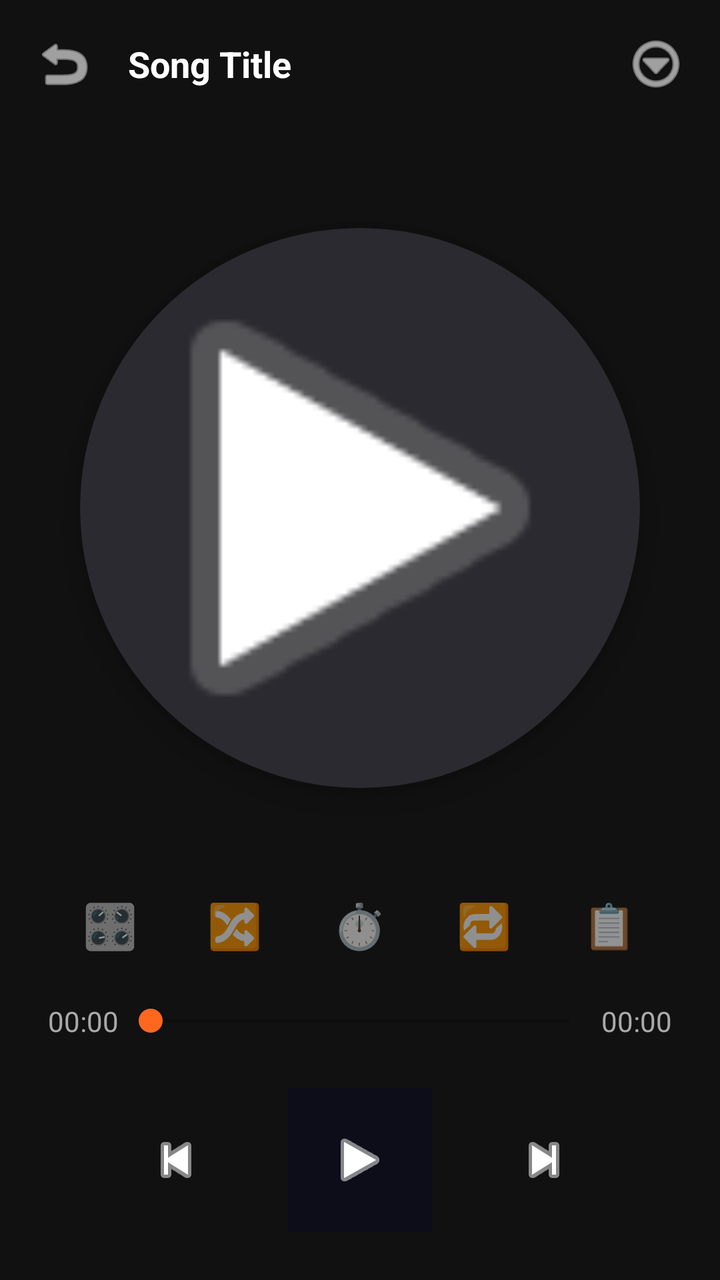
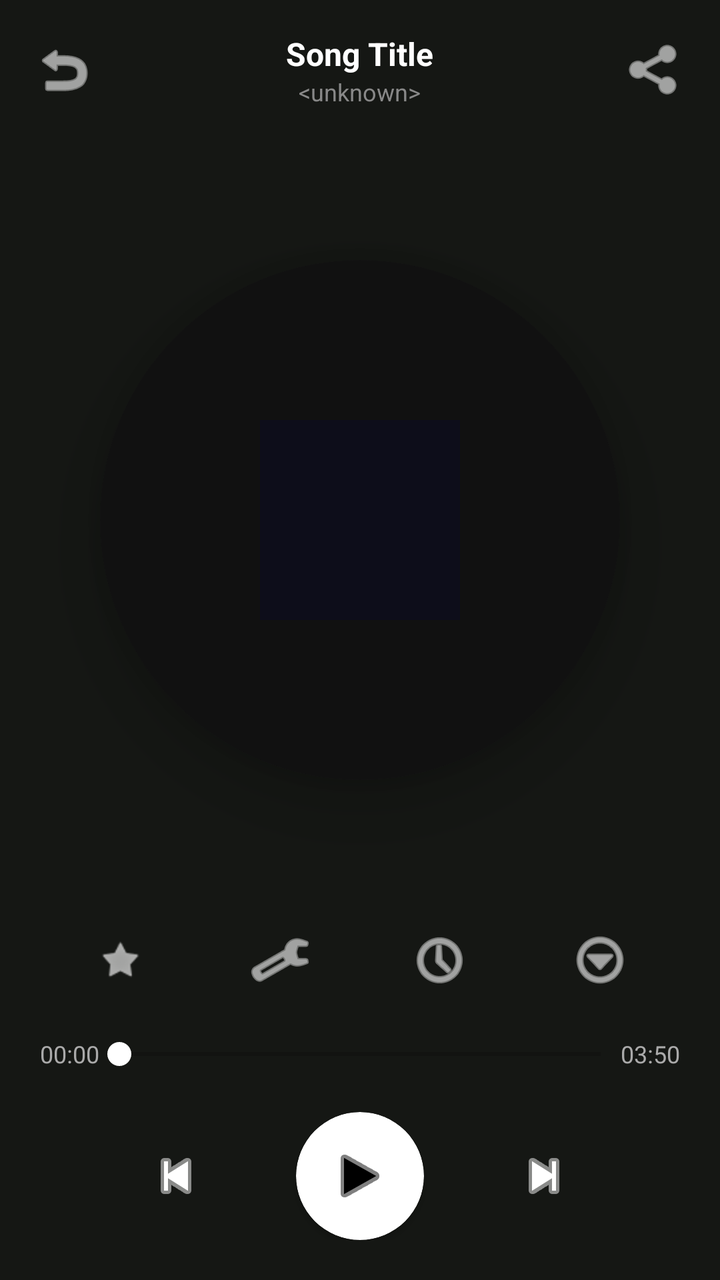

Screens rendered from an Android XML layout before and after an edit, with the pre-edit source and the edit as a unified diff.
<!-- AndroidManifest.xml: application theme Theme.AppCompat.DayNight.NoActionBar -->
<!-- res/layout/activity_audio_player.xml -->
<?xml version="1.0" encoding="utf-8"?>
<RelativeLayout xmlns:android="http://schemas.android.com/apk/res/android"
    xmlns:app="http://schemas.android.com/apk/res-auto"
    android:layout_width="match_parent"
    android:layout_height="match_parent"
    android:background="#111111">

    <LinearLayout
        android:id="@+id/topBarAudio"
        android:layout_width="match_parent"
        android:layout_height="wrap_content"
        android:orientation="horizontal"
        android:padding="16dp"
        android:gravity="center_vertical">
        <ImageButton android:id="@+id/btnBackAudio" android:layout_width="32dp" android:layout_height="32dp" android:background="?attr/selectableItemBackgroundBorderless" android:src="@android:drawable/ic_menu_revert" app:tint="#FFFFFF"/>
        <TextView android:id="@+id/tvAudioTitle" android:layout_width="0dp" android:layout_weight="1" android:layout_height="wrap_content" android:layout_marginStart="16dp" android:text="Song Title" android:textColor="#FFFFFF" android:textSize="18sp" android:textStyle="bold" android:singleLine="true" android:ellipsize="marquee" android:marqueeRepeatLimit="marquee_forever"/>
        <ImageButton android:id="@+id/btnAudioSettings" android:layout_width="32dp" android:layout_height="32dp" android:background="?attr/selectableItemBackgroundBorderless" android:src="@android:drawable/ic_menu_more" app:tint="#FFFFFF"/>
    </LinearLayout>

    <androidx.cardview.widget.CardView
        android:id="@+id/cardAlbumArt"
        android:layout_width="280dp"
        android:layout_height="280dp"
        android:layout_below="@id/topBarAudio"
        android:layout_centerHorizontal="true"
        android:layout_marginTop="50dp"
        app:cardCornerRadius="140dp"
        app:cardBackgroundColor="#2A2A30"
        app:cardElevation="10dp">
        <ImageView android:id="@+id/imgAlbumArt" android:layout_width="match_parent" android:layout_height="match_parent" android:scaleType="centerCrop" android:src="@android:drawable/ic_media_play"/>
    </androidx.cardview.widget.CardView>

    <LinearLayout
        android:layout_width="match_parent"
        android:layout_height="wrap_content"
        android:layout_alignParentBottom="true"
        android:orientation="vertical"
        android:padding="24dp">
        <LinearLayout android:layout_width="match_parent" android:layout_height="wrap_content" android:orientation="horizontal" android:weightSum="5" android:layout_marginBottom="24dp">
            <TextView android:id="@+id/btnEqAudio" android:layout_width="0dp" android:layout_weight="1" android:layout_height="wrap_content" android:text="🎛️" android:textSize="22sp" android:gravity="center"/>
            <TextView android:id="@+id/btnShuffleAudio" android:layout_width="0dp" android:layout_weight="1" android:layout_height="wrap_content" android:text="🔀" android:textSize="22sp" android:gravity="center"/>
            <TextView android:id="@+id/btnTimerAudio" android:layout_width="0dp" android:layout_weight="1" android:layout_height="wrap_content" android:text="⏱️" android:textSize="22sp" android:gravity="center"/>
            <TextView android:id="@+id/btnRepeatAudio" android:layout_width="0dp" android:layout_weight="1" android:layout_height="wrap_content" android:text="🔁" android:textSize="22sp" android:gravity="center"/>
            <TextView android:id="@+id/btnPlaylistAudio" android:layout_width="0dp" android:layout_weight="1" android:layout_height="wrap_content" android:text="📋" android:textSize="22sp" android:gravity="center"/>
        </LinearLayout>
        <LinearLayout android:layout_width="match_parent" android:layout_height="wrap_content" android:orientation="horizontal" android:gravity="center_vertical" android:layout_marginBottom="16dp">
            <TextView android:id="@+id/tvAudioCurrent" android:layout_width="wrap_content" android:layout_height="wrap_content" android:text="00:00" android:textColor="#AAAAAA"/>
            <SeekBar android:id="@+id/seekAudio" android:layout_width="0dp" android:layout_weight="1" android:layout_height="wrap_content" android:progressTint="#FF671F" android:thumbTint="#FF671F"/>
            <TextView android:id="@+id/tvAudioTotal" android:layout_width="wrap_content" android:layout_height="wrap_content" android:text="00:00" android:textColor="#AAAAAA"/>
        </LinearLayout>
        <LinearLayout android:layout_width="match_parent" android:layout_height="wrap_content" android:orientation="horizontal" android:gravity="center" android:layout_marginTop="8dp">
            <ImageButton android:id="@+id/btnAudioPrev" android:layout_width="48dp" android:layout_height="48dp" android:background="?attr/selectableItemBackgroundBorderless" android:src="@android:drawable/ic_media_previous" app:tint="#FFFFFF" android:layout_marginEnd="32dp"/>
            <ImageButton android:id="@+id/btnAudioPlayPause" android:layout_width="72dp" android:layout_height="72dp" android:background="@drawable/ic_launcher_background" android:src="@android:drawable/ic_media_play" app:tint="#FFFFFF"/>
            <ImageButton android:id="@+id/btnAudioNext" android:layout_width="48dp" android:layout_height="48dp" android:background="?attr/selectableItemBackgroundBorderless" android:src="@android:drawable/ic_media_next" app:tint="#FFFFFF" android:layout_marginStart="32dp"/>
        </LinearLayout>
    </LinearLayout>
</RelativeLayout>
<!-- resources referenced by this layout -->
<resources>
  <!-- drawable ic_launcher_background (drawable) -->
  <?xml version="1.0" encoding="utf-8"?>
  <vector xmlns:android="http://schemas.android.com/apk/res/android"
      android:width="108dp"
      android:height="108dp"
      android:viewportWidth="108"
      android:viewportHeight="108">
      <path android:pathData="M0,0h108v108h-108z" android:fillColor="#0D0D1A" />
  </vector>
</resources>

<!-- the commit's change to res/layout/activity_audio_player.xml (unified diff, before → after) -->
@@ -3,55 +3,214 @@
     xmlns:app="http://schemas.android.com/apk/res-auto"
     android:layout_width="match_parent"
     android:layout_height="match_parent"
-    android:background="#111111">
-
+    android:background="#151714">
+
+    
     <LinearLayout
         android:id="@+id/topBarAudio"
         android:layout_width="match_parent"
         android:layout_height="wrap_content"
+        android:gravity="center_vertical"
         android:orientation="horizontal"
-        android:padding="16dp"
-        android:gravity="center_vertical">
-        <ImageButton android:id="@+id/btnBackAudio" android:layout_width="32dp" android:layout_height="32dp" android:background="?attr/selectableItemBackgroundBorderless" android:src="@android:drawable/ic_menu_revert" app:tint="#FFFFFF"/>
-        <TextView android:id="@+id/tvAudioTitle" android:layout_width="0dp" android:layout_weight="1" android:layout_height="wrap_content" android:layout_marginStart="16dp" android:text="Song Title" android:textColor="#FFFFFF" android:textSize="18sp" android:textStyle="bold" android:singleLine="true" android:ellipsize="marquee" android:marqueeRepeatLimit="marquee_forever"/>
-        <ImageButton android:id="@+id/btnAudioSettings" android:layout_width="32dp" android:layout_height="32dp" android:background="?attr/selectableItemBackgroundBorderless" android:src="@android:drawable/ic_menu_more" app:tint="#FFFFFF"/>
+        android:padding="16dp">
+
+        <ImageButton
+            android:id="@+id/btnBackAudio"
+            android:layout_width="32dp"
+            android:layout_height="32dp"
+            android:background="?attr/selectableItemBackgroundBorderless"
+            android:src="@android:drawable/ic_menu_revert"
+            app:tint="#FFFFFF" />
+
+        <LinearLayout
+            android:layout_width="0dp"
+            android:layout_height="wrap_content"
+            android:layout_weight="1"
+            android:gravity="center"
+            android:orientation="vertical">
+
+            <TextView
+                android:id="@+id/tvAudioTitle"
+                android:layout_width="wrap_content"
+                android:layout_height="wrap_content"
+                android:ellipsize="marquee"
+                android:singleLine="true"
+                android:text="Song Title"
+                android:textColor="#FFFFFF"
+                android:textSize="16sp"
+                android:textStyle="bold" />
+
+            <TextView
+                android:layout_width="wrap_content"
+                android:layout_height="wrap_content"
+                android:text="&lt;unknown&gt;"
+                android:textColor="#888888"
+                android:textSize="12sp" />
+        </LinearLayout>
+
+        <ImageButton
+            android:layout_width="32dp"
+            android:layout_height="32dp"
+            android:background="?attr/selectableItemBackgroundBorderless"
+            android:src="@android:drawable/ic_menu_share"
+            app:tint="#FFFFFF" />
     </LinearLayout>
 
+    
     <androidx.cardview.widget.CardView
         android:id="@+id/cardAlbumArt"
-        android:layout_width="280dp"
-        android:layout_height="280dp"
+        android:layout_width="260dp"
+        android:layout_height="260dp"
         android:layout_below="@id/topBarAudio"
         android:layout_centerHorizontal="true"
-        android:layout_marginTop="50dp"
-        app:cardCornerRadius="140dp"
-        app:cardBackgroundColor="#2A2A30"
-        app:cardElevation="10dp">
-        <ImageView android:id="@+id/imgAlbumArt" android:layout_width="match_parent" android:layout_height="match_parent" android:scaleType="centerCrop" android:src="@android:drawable/ic_media_play"/>
+        android:layout_marginTop="60dp"
+        app:cardBackgroundColor="#222222"
+        app:cardCornerRadius="130dp"
+        app:cardElevation="20dp">
+
+        
+        <View
+            android:layout_width="match_parent"
+            android:layout_height="match_parent"
+            android:background="#111111" />
+
+        
+        <ImageView
+            android:id="@+id/imgAlbumArt"
+            android:layout_width="100dp"
+            android:layout_height="100dp"
+            android:layout_gravity="center"
+            android:background="@drawable/ic_launcher_background"
+            android:scaleType="centerCrop" />
     </androidx.cardview.widget.CardView>
 
+    
     <LinearLayout
         android:layout_width="match_parent"
         android:layout_height="wrap_content"
         android:layout_alignParentBottom="true"
         android:orientation="vertical"
-        android:padding="24dp">
-        <LinearLayout android:layout_width="match_parent" android:layout_height="wrap_content" android:orientation="horizontal" android:weightSum="5" android:layout_marginBottom="24dp">
-            <TextView android:id="@+id/btnEqAudio" android:layout_width="0dp" android:layout_weight="1" android:layout_height="wrap_content" android:text="🎛️" android:textSize="22sp" android:gravity="center"/>
-            <TextView android:id="@+id/btnShuffleAudio" android:layout_width="0dp" android:layout_weight="1" android:layout_height="wrap_content" android:text="🔀" android:textSize="22sp" android:gravity="center"/>
-            <TextView android:id="@+id/btnTimerAudio" android:layout_width="0dp" android:layout_weight="1" android:layout_height="wrap_content" android:text="⏱️" android:textSize="22sp" android:gravity="center"/>
-            <TextView android:id="@+id/btnRepeatAudio" android:layout_width="0dp" android:layout_weight="1" android:layout_height="wrap_content" android:text="🔁" android:textSize="22sp" android:gravity="center"/>
-            <TextView android:id="@+id/btnPlaylistAudio" android:layout_width="0dp" android:layout_weight="1" android:layout_height="wrap_content" android:text="📋" android:textSize="22sp" android:gravity="center"/>
+        android:padding="20dp">
+
+        
+        <LinearLayout
+            android:layout_width="match_parent"
+            android:layout_height="wrap_content"
+            android:layout_marginBottom="24dp"
+            android:orientation="horizontal"
+            android:weightSum="4">
+
+            <ImageButton
+                android:layout_width="0dp"
+                android:layout_height="28dp"
+                android:layout_weight="1"
+                android:background="?attr/selectableItemBackgroundBorderless"
+                android:src="@android:drawable/star_off"
+                app:tint="#FFFFFF" />
+
+            <ImageButton
+                android:id="@+id/btnEqAudio"
+                android:layout_width="0dp"
+                android:layout_height="28dp"
+                android:layout_weight="1"
+                android:background="?attr/selectableItemBackgroundBorderless"
+                android:src="@android:drawable/ic_menu_manage"
+                app:tint="#FFFFFF" />
+
+            <ImageButton
+                android:layout_width="0dp"
+                android:layout_height="28dp"
+                android:layout_weight="1"
+                android:background="?attr/selectableItemBackgroundBorderless"
+                android:src="@android:drawable/ic_menu_recent_history"
+                app:tint="#FFFFFF" />
+
+            <ImageButton
+                android:layout_width="0dp"
+                android:layout_height="28dp"
+                android:layout_weight="1"
+                android:background="?attr/selectableItemBackgroundBorderless"
+                android:src="@android:drawable/ic_menu_more"
+                app:tint="#FFFFFF" />
         </LinearLayout>
-        <LinearLayout android:layout_width="match_parent" android:layout_height="wrap_content" android:orientation="horizontal" android:gravity="center_vertical" android:layout_marginBottom="16dp">
-            <TextView android:id="@+id/tvAudioCurrent" android:layout_width="wrap_content" android:layout_height="wrap_content" android:text="00:00" android:textColor="#AAAAAA"/>
-            <SeekBar android:id="@+id/seekAudio" android:layout_width="0dp" android:layout_weight="1" android:layout_height="wrap_content" android:progressTint="#FF671F" android:thumbTint="#FF671F"/>
-            <TextView android:id="@+id/tvAudioTotal" android:layout_width="wrap_content" android:layout_height="wrap_content" android:text="00:00" android:textColor="#AAAAAA"/>
+
+        
+        <LinearLayout
+            android:layout_width="match_parent"
+            android:layout_height="wrap_content"
+            android:gravity="center_vertical"
+            android:orientation="horizontal">
+
+            <TextView
+                android:id="@+id/tvAudioCurrent"
+                android:layout_width="wrap_content"
+                android:layout_height="wrap_content"
+                android:text="00:00"
+                android:textColor="#AAAAAA"
+                android:textSize="12sp" />
+
+            <SeekBar
+                android:id="@+id/seekAudio"
+                android:layout_width="0dp"
+                android:layout_height="wrap_content"
+                android:layout_weight="1"
+                android:paddingHorizontal="10dp"
+                android:progressTint="#FFFFFF"
+                android:thumbTint="#FFFFFF" />
+
+            <TextView
+                android:id="@+id/tvAudioTotal"
+                android:layout_width="wrap_content"
+                android:layout_height="wrap_content"
+                android:text="03:50"
+                android:textColor="#AAAAAA"
+                android:textSize="12sp" />
         </LinearLayout>
-        <LinearLayout android:layout_width="match_parent" android:layout_height="wrap_content" android:orientation="horizontal" android:gravity="center" android:layout_marginTop="8dp">
-            <ImageButton android:id="@+id/btnAudioPrev" android:layout_width="48dp" android:layout_height="48dp" android:background="?attr/selectableItemBackgroundBorderless" android:src="@android:drawable/ic_media_previous" app:tint="#FFFFFF" android:layout_marginEnd="32dp"/>
-            <ImageButton android:id="@+id/btnAudioPlayPause" android:layout_width="72dp" android:layout_height="72dp" android:background="@drawable/ic_launcher_background" android:src="@android:drawable/ic_media_play" app:tint="#FFFFFF"/>
-            <ImageButton android:id="@+id/btnAudioNext" android:layout_width="48dp" android:layout_height="48dp" android:background="?attr/selectableItemBackgroundBorderless" android:src="@android:drawable/ic_media_next" app:tint="#FFFFFF" android:layout_marginStart="32dp"/>
-        </LinearLayout>
+
+        
+        <RelativeLayout
+            android:layout_width="match_parent"
+            android:layout_height="wrap_content"
+            android:layout_marginTop="20dp">
+
+            <ImageButton
+                android:id="@+id/btnAudioPrev"
+                android:layout_width="40dp"
+                android:layout_height="40dp"
+                android:layout_centerVertical="true"
+                android:layout_toStartOf="@id/btnAudioPlayPause"
+                android:layout_marginEnd="40dp"
+                android:background="?attr/selectableItemBackgroundBorderless"
+                android:src="@android:drawable/ic_media_previous"
+                app:tint="#FFFFFF" />
+
+            
+            <androidx.cardview.widget.CardView
+                android:id="@+id/btnAudioPlayPause"
+                android:layout_width="64dp"
+                android:layout_height="64dp"
+                android:layout_centerInParent="true"
+                app:cardBackgroundColor="#FFFFFF"
+                app:cardCornerRadius="32dp">
+
+                <ImageView
+                    android:layout_width="match_parent"
+                    android:layout_height="match_parent"
+                    android:padding="16dp"
+                    android:src="@android:drawable/ic_media_play"
+                    app:tint="#000000" />
+            </androidx.cardview.widget.CardView>
+
+            <ImageButton
+                android:id="@+id/btnAudioNext"
+                android:layout_width="40dp"
+                android:layout_height="40dp"
+                android:layout_centerVertical="true"
+                android:layout_toEndOf="@id/btnAudioPlayPause"
+                android:layout_marginStart="40dp"
+                android:background="?attr/selectableItemBackgroundBorderless"
+                android:src="@android:drawable/ic_media_next"
+                app:tint="#FFFFFF" />
+        </RelativeLayout>
     </LinearLayout>
 </RelativeLayout>
